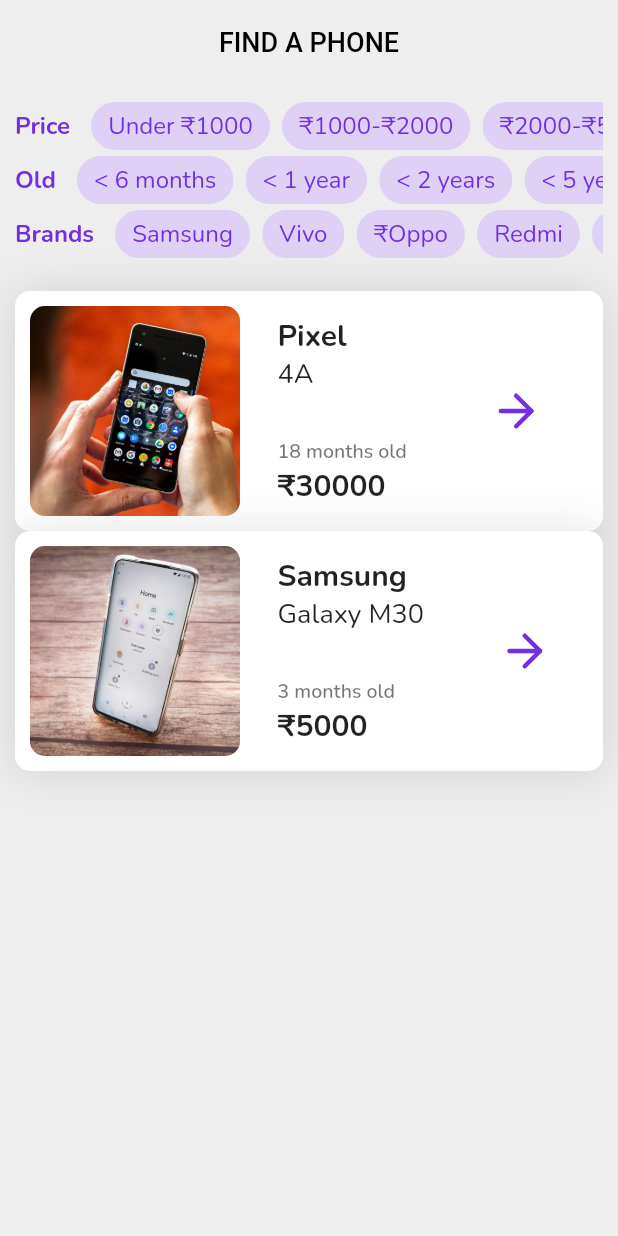
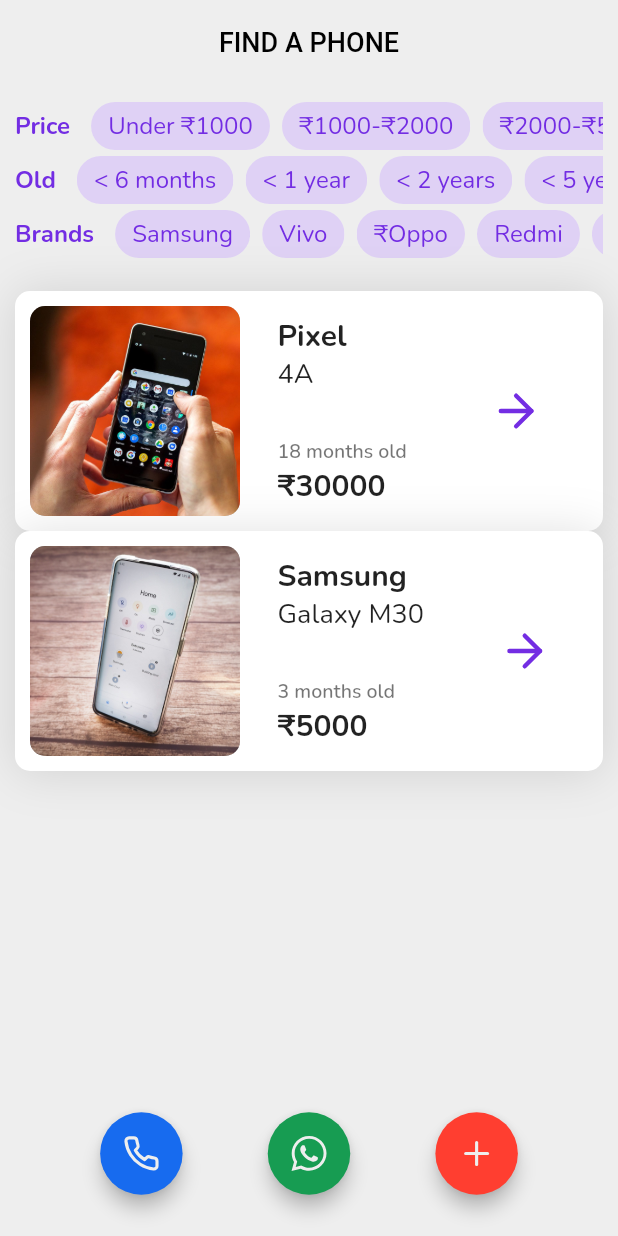
Before and after one commit to tc2n/secohand, a Flutter app: the screen it shows after launch, on a phone screen of 412 x 824 dp. Run offline on Flutter 3.47's test engine with Material 2 defaults, Android fonts, the phone set to English and light mode, and no system bars; our stand-ins replace flutter_feather_icons, flutter_svg, google_fonts.

Commit message:
added icons

```diff
--- a/lib/constant.dart
+++ b/lib/constant.dart
@@ -7,6 +7,10 @@ Color background= Color(0xffeeeeee);
 Color primary = Color(0xff732de3);
 Color primaryTransparent = Color(0x33732de3);
 
+Color iconCall = Color(0xff176BEF);
+Color iconWhatsapp = Color(0xff179C52);
+Color iconAdd = Color(0xffFF3E30);
+
 
 //TextStyles
 TextStyle appbar = GoogleFonts.roboto(color: Colors.black, fontSize: 18, fontWeight: FontWeight.w500);
--- a/lib/pages/findAPhone.dart
+++ b/lib/pages/findAPhone.dart
@@ -1,7 +1,9 @@
 import 'package:flutter/material.dart';
+import 'package:flutter_feather_icons/flutter_feather_icons.dart';
 import 'package:secohand/components/phoneCard.dart';
 import 'package:secohand/constant.dart';
 import 'package:secohand/components/filterChip.dart';
+import 'package:flutter_svg/flutter_svg.dart';
 
 class FindAPhone extends StatefulWidget {
   @override
@@ -169,7 +171,55 @@ class _FindAPhoneState extends State<FindAPhone> {
                     price: 5000,
                   ),
                 ],
-            )),
+              ),
+            ),
+            Container(
+              height: 90,
+              child: Row(
+                mainAxisAlignment: MainAxisAlignment.spaceEvenly,
+                children: [
+                  RawMaterialButton(
+                    onPressed: () {},
+                    constraints: BoxConstraints(),
+                    elevation: 5.0,
+                    fillColor: iconCall,
+                    child: Icon(
+                      FeatherIcons.phone,
+                      size: 25,
+                      color: background,
+                    ),
+                    padding: EdgeInsets.all(15.0),
+                    shape: CircleBorder(),
+                  ),
+                  RawMaterialButton(
+                    onPressed: () {},
+                    constraints: BoxConstraints(),
+                    elevation: 5.0,
+                    fillColor: iconWhatsapp,
+                    child: SvgPicture.asset('images/whatsapp.svg',
+                    height: 25,
+                    width: 25,
+                    color: background,
+                        semanticsLabel: 'Acme Logo'),
+                    padding: EdgeInsets.all(15.0),
+                    shape: CircleBorder(),
+                  ),
+                  RawMaterialButton(
+                    onPressed: () {},
+                    constraints: BoxConstraints(),
+                    elevation: 5.0,
+                    fillColor: iconAdd,
+                    child: Icon(
+                      FeatherIcons.plus,
+                      size: 25,
+                      color: background,
+                    ),
+                    padding: EdgeInsets.all(15.0),
+                    shape: CircleBorder(),
+                  ),
+                ],
+              ),
+            ),
           ],
         ),
       ),
--- a/pubspec.yaml
+++ b/pubspec.yaml
@@ -30,6 +30,7 @@ dependencies:
   cupertino_icons: ^0.1.3
   google_fonts: ^1.1.0
   flutter_feather_icons: ^1.0.3
+  flutter_svg: ^0.19.0
 
 dev_dependencies:
   flutter_test:
```
Also changed, not shown: images/whatsapp.svg (added), pubspec.lock. Lines whose indentation alone changed are shown as unchanged.
